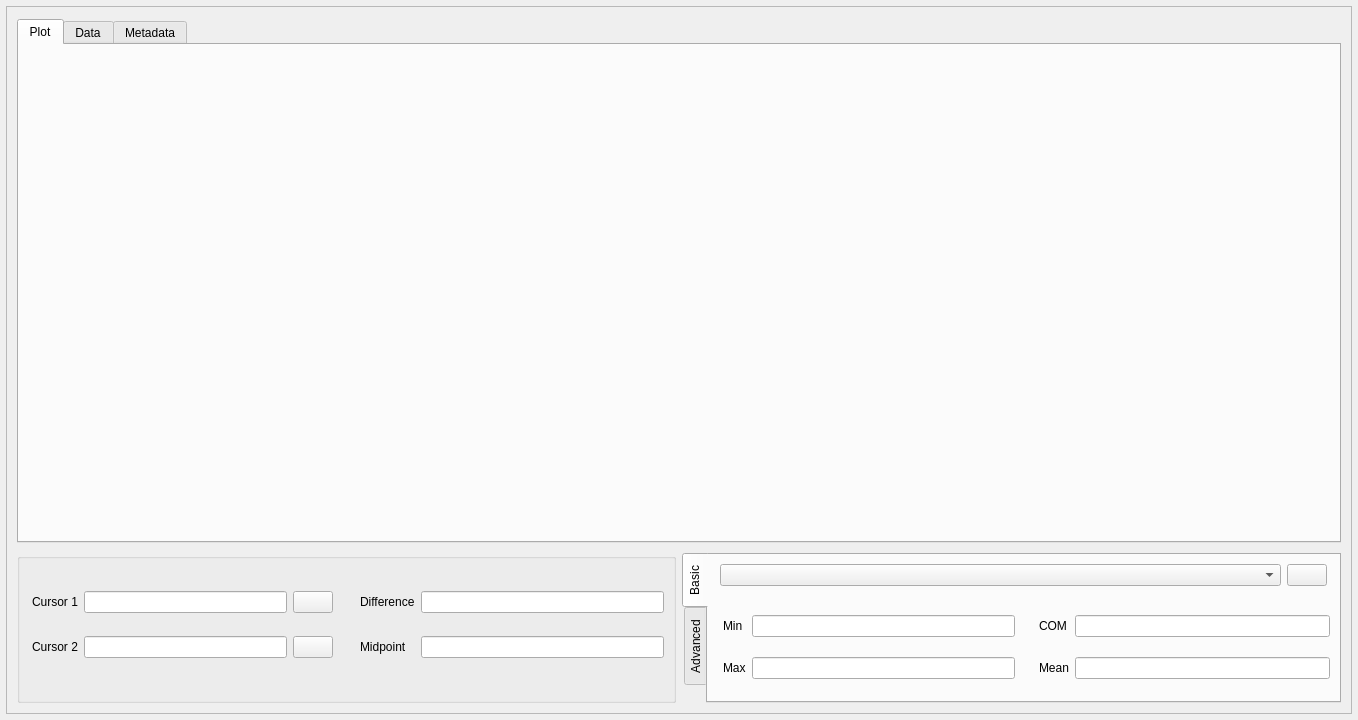
BCDA-APS/mdaviz, file mdaviz/resources/mda_file_viz.ui: the form before one commit.
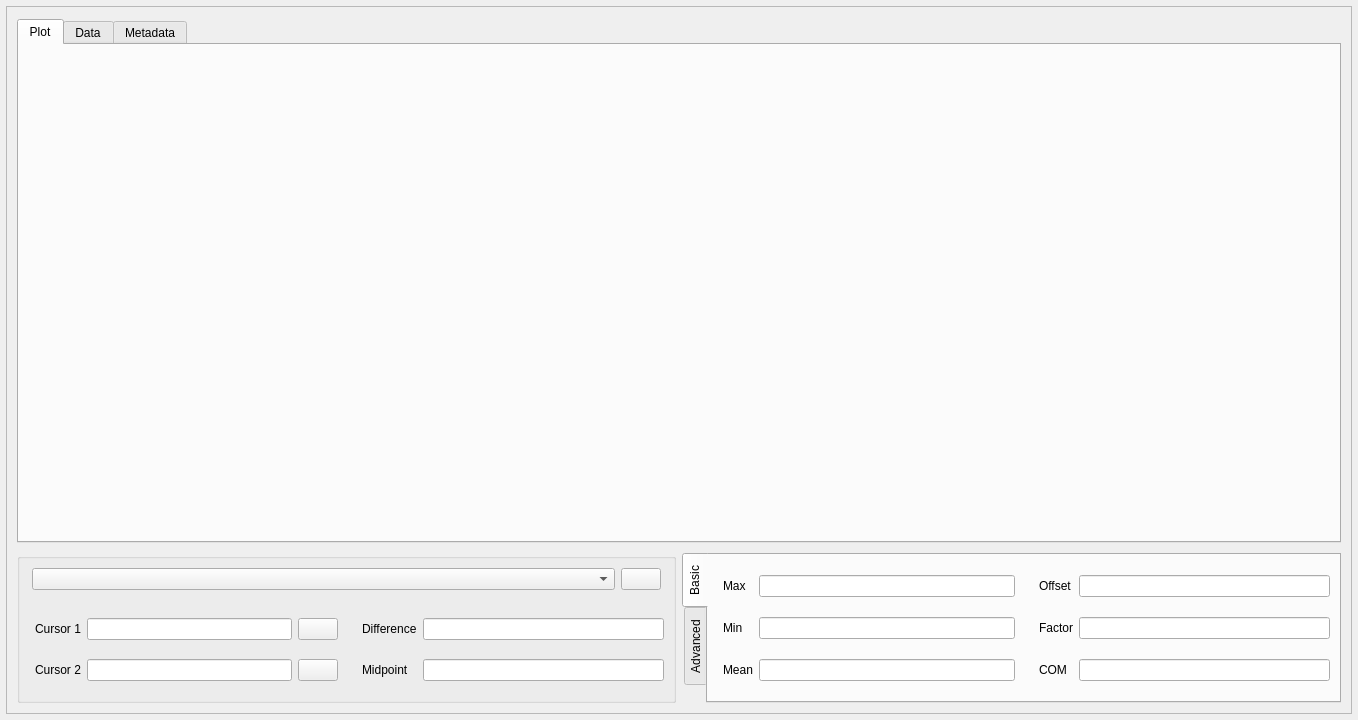
The form after the commit. Icons and pictures are not drawn.

Commit message: #67 rearange UIs to optimize space

What changed in the file:
```diff
--- a/mdaviz/resources/mda_file_viz.ui
+++ b/mdaviz/resources/mda_file_viz.ui
@@ -178,13 +178,91 @@
             <property name="title">
              <string/>
             </property>
-            <layout class="QHBoxLayout" name="horizontalLayout_3">
+            <layout class="QVBoxLayout" name="verticalLayout_1">
+             <property name="spacing">
+              <number>0</number>
+             </property>
              <property name="leftMargin">
+              <number>6</number>
+             </property>
+             <property name="topMargin">
+              <number>0</number>
+             </property>
+             <property name="rightMargin">
+              <number>0</number>
+             </property>
+             <property name="bottomMargin">
+              <number>0</number>
+             </property>
+             <item>
+              <widget class="QWidget" name="curves" native="true">
+               <property name="sizePolicy">
+                <sizepolicy hsizetype="Preferred" vsizetype="Maximum">
+                 <horstretch>0</horstretch>
+                 <verstretch>0</verstretch>
+                </sizepolicy>
+               </property>
+               <property name="maximumSize">
+                <size>
+                 <width>16777215</width>
+                 <height>40</height>
+                </size>
+               </property>
+               <layout class="QHBoxLayout" name="horizontalLayout_1">
+                <property name="spacing">
+                 <number>-1</number>
+                </property>
+                <property name="leftMargin">
+                 <number>6</number>
+                </property>
+                <property name="topMargin">
+                 <number>0</number>
+                </property>
+                <property name="rightMargin">
               <number>12</number>
              </property>
+                <property name="bottomMargin">
+                 <number>0</number>
+                </property>
              <item>
-              <widget class="QWidget" name="leftCol" native="true">
-               <layout class="QGridLayout" name="gridLayout">
+                 <widget class="QComboBox" name="curveBox">
+                  <property name="sizePolicy">
+                   <sizepolicy hsizetype="Expanding" vsizetype="Fixed">
+                    <horstretch>0</horstretch>
+                    <verstretch>0</verstretch>
+                   </sizepolicy>
+                  </property>
+                  <property name="toolTip">
+                   <string>Selected curve</string>
+                  </property>
+                 </widget>
+                </item>
+                <item>
+                 <widget class="QPushButton" name="curveRemove">
+                  <property name="toolTip">
+                   <string>Remove selected curve from graph</string>
+                  </property>
+                  <property name="text">
+                   <string/>
+                  </property>
+                  <property name="icon">
+                   <iconset>
+                    <normaloff>delete.png</normaloff>delete.png</iconset>
+                  </property>
+                  <property name="iconSize">
+                   <size>
+                    <width>14</width>
+                    <height>14</height>
+                   </size>
+                  </property>
+                 </widget>
+                </item>
+               </layout>
+              </widget>
+             </item>
+             <item>
+              <widget class="QWidget" name="basixStats" native="true">
+               <layout class="QGridLayout" name="gridlayout_2">
                 <property name="leftMargin">
                  <number>0</number>
                 </property>
@@ -192,7 +270,19 @@
                  <number>0</number>
                 </property>
                 <property name="rightMargin">
-                 <number>12</number>
+                 <number>0</number>
+                </property>
+                <property name="bottomMargin">
+                 <number>0</number>
+                </property>
+                <item row="1" column="0">
+                 <widget class="QWidget" name="minMax" native="true">
+                  <layout class="QGridLayout" name="gridLayout_3">
+                   <property name="topMargin">
+                    <number>0</number>
+                   </property>
+                   <property name="bottomMargin">
+                    <number>0</number>
                 </property>
                 <property name="horizontalSpacing">
                  <number>-1</number>
@@ -210,20 +300,6 @@
                   </property>
                  </widget>
                 </item>
-                <item row="0" column="1">
-                 <widget class="QLineEdit" name="pos1_text">
-                  <property name="toolTip">
-                   <string>Cursor 1 position</string>
-                  </property>
-                 </widget>
-                </item>
-                <item row="1" column="1">
-                 <widget class="QLineEdit" name="pos2_text">
-                  <property name="toolTip">
-                   <string>Cursor 2 position</string>
-                  </property>
-                 </widget>
-                </item>
                 <item row="0" column="0">
                  <widget class="QLabel" name="cursor1_label">
                   <property name="toolTip">
@@ -234,23 +310,17 @@
                   </property>
                  </widget>
                 </item>
-                <item row="1" column="2">
-                 <widget class="QPushButton" name="cursor2_remove">
+                   <item row="1" column="1">
+                    <widget class="QLineEdit" name="pos2_text">
                   <property name="toolTip">
-                   <string>Remove cursor 2</string>
-                  </property>
-                  <property name="text">
-                   <string/>
-                  </property>
-                  <property name="icon">
-                   <iconset>
-                    <normaloff>delete.png</normaloff>delete.png</iconset>
-                  </property>
-                  <property name="iconSize">
-                   <size>
-                    <width>14</width>
-                    <height>14</height>
-                   </size>
+                      <string>Cursor 2 position</string>
+                     </property>
+                    </widget>
+                   </item>
+                   <item row="0" column="1">
+                    <widget class="QLineEdit" name="pos1_text">
+                     <property name="toolTip">
+                      <string>Cursor 1 position</string>
                   </property>
                  </widget>
                 </item>
@@ -274,18 +344,41 @@
                   </property>
                  </widget>
                 </item>
+                   <item row="1" column="2">
+                    <widget class="QPushButton" name="cursor2_remove">
+                     <property name="toolTip">
+                      <string>Remove cursor 2</string>
+                     </property>
+                     <property name="text">
+                      <string/>
+                     </property>
+                     <property name="icon">
+                      <iconset>
+                       <normaloff>delete.png</normaloff>delete.png</iconset>
+                     </property>
+                     <property name="iconSize">
+                      <size>
+                       <width>14</width>
+                       <height>14</height>
+                      </size>
+                     </property>
+                    </widget>
+                   </item>
                </layout>
               </widget>
              </item>
-             <item>
-              <widget class="QWidget" name="rightCol" native="true">
-               <layout class="QGridLayout" name="gridLayout_2">
+                <item row="1" column="1">
+                 <widget class="QWidget" name="comMean" native="true">
+                  <layout class="QGridLayout" name="gridLayout_4">
                 <property name="topMargin">
                  <number>0</number>
                 </property>
-                <property name="rightMargin">
+                   <property name="bottomMargin">
                  <number>0</number>
                 </property>
+                   <property name="horizontalSpacing">
+                    <number>-1</number>
+                   </property>
                 <property name="verticalSpacing">
                  <number>0</number>
                 </property>
@@ -299,13 +392,6 @@
                   </property>
                  </widget>
                 </item>
-                <item row="1" column="1">
-                 <widget class="QLineEdit" name="midpoint_text">
-                  <property name="toolTip">
-                   <string>(0.5*(x1 + x2), 0.5*(y1 + y2) )</string>
-                  </property>
-                 </widget>
-                </item>
                 <item row="1" column="0">
                  <widget class="QLabel" name="midpoint_label">
                   <property name="toolTip">
@@ -323,6 +409,16 @@
                   </property>
                  </widget>
                 </item>
+                   <item row="1" column="1">
+                    <widget class="QLineEdit" name="midpoint_text">
+                     <property name="toolTip">
+                      <string>(0.5*(x1 + x2), 0.5*(y1 + y2) )</string>
+                     </property>
+                    </widget>
+                   </item>
+                  </layout>
+                 </widget>
+                </item>
                </layout>
               </widget>
              </item>
@@ -375,72 +471,6 @@
               <property name="bottomMargin">
                <number>0</number>
               </property>
-              <item>
-               <widget class="QWidget" name="curves" native="true">
-                <property name="sizePolicy">
-                 <sizepolicy hsizetype="Preferred" vsizetype="Maximum">
-                  <horstretch>0</horstretch>
-                  <verstretch>0</verstretch>
-                 </sizepolicy>
-                </property>
-                <property name="maximumSize">
-                 <size>
-                  <width>16777215</width>
-                  <height>40</height>
-                 </size>
-                </property>
-                <layout class="QHBoxLayout" name="horizontalLayout_1">
-                 <property name="spacing">
-                  <number>-1</number>
-                 </property>
-                 <property name="leftMargin">
-                  <number>6</number>
-                 </property>
-                 <property name="topMargin">
-                  <number>0</number>
-                 </property>
-                 <property name="rightMargin">
-                  <number>12</number>
-                 </property>
-                 <property name="bottomMargin">
-                  <number>0</number>
-                 </property>
-                 <item>
-                  <widget class="QComboBox" name="curveBox">
-                   <property name="sizePolicy">
-                    <sizepolicy hsizetype="Expanding" vsizetype="Fixed">
-                     <horstretch>0</horstretch>
-                     <verstretch>0</verstretch>
-                    </sizepolicy>
-                   </property>
-                   <property name="toolTip">
-                    <string>Selected curve</string>
-                   </property>
-                  </widget>
-                 </item>
-                 <item>
-                  <widget class="QPushButton" name="curveRemove">
-                   <property name="toolTip">
-                    <string>Remove selected curve from graph</string>
-                   </property>
-                   <property name="text">
-                    <string/>
-                   </property>
-                   <property name="icon">
-                    <iconset>
-                     <normaloff>delete.png</normaloff>delete.png</iconset>
-                   </property>
-                   <property name="iconSize">
-                    <size>
-                     <width>14</width>
-                     <height>14</height>
-                    </size>
-                   </property>
-                  </widget>
-                 </item>
-                </layout>
-               </widget>
-              </item>
               <item>
                <widget class="QWidget" name="basixStats" native="true">
                 <layout class="QGridLayout" name="gridlayout_2">
@@ -481,7 +511,24 @@
                       </property>
                      </widget>
                     </item>
-                    <item row="0" column="0">
+                    <item row="4" column="0">
+                     <widget class="QLabel" name="Mean_label">
+                      <property name="text">
+                       <string>Mean</string>
+                      </property>
+                     </widget>
+                    </item>
+                    <item row="1" column="1">
+                     <widget class="QLineEdit" name="max_text">
+                      <property name="toolTip">
+                       <string>(x,y) coordinates for MAX</string>
+                      </property>
+                     </widget>
+                    </item>
+                    <item row="4" column="1">
+                     <widget class="QLineEdit" name="mean_text"/>
+                    </item>
+                    <item row="2" column="0">
                      <widget class="QLabel" name="min_label">
                       <property name="toolTip">
                        <string>(x,y) coordinates for MIN</string>
@@ -491,14 +538,7 @@
                       </property>
                      </widget>
                     </item>
-                    <item row="1" column="1">
-                     <widget class="QLineEdit" name="max_text">
-                      <property name="toolTip">
-                       <string>(x,y) coordinates for MAX</string>
-                      </property>
-                     </widget>
-                    </item>
-                    <item row="0" column="1">
+                    <item row="2" column="1">
                      <widget class="QLineEdit" name="min_text">
                       <property name="toolTip">
                        <string>(x,y) coordinates for MIN</string>
@@ -523,7 +563,27 @@
                     <property name="verticalSpacing">
                      <number>0</number>
                     </property>
-                    <item row="0" column="0">
+                    <item row="2" column="0">
+                     <widget class="QLabel" name="label_2">
+                      <property name="text">
+                       <string>Factor</string>
+                      </property>
+                     </widget>
+                    </item>
+                    <item row="1" column="1">
+                     <widget class="QLineEdit" name="lineEdit"/>
+                    </item>
+                    <item row="1" column="0">
+                     <widget class="QLabel" name="label">
+                      <property name="text">
+                       <string>Offset</string>
+                      </property>
+                     </widget>
+                    </item>
+                    <item row="2" column="1">
+                     <widget class="QLineEdit" name="lineEdit_2"/>
+                    </item>
+                    <item row="3" column="0">
                      <widget class="QLabel" name="com_label">
                       <property name="toolTip">
                        <string>Centor of mass abscissa</string>
@@ -533,23 +593,13 @@
                       </property>
                      </widget>
                     </item>
-                    <item row="0" column="1">
+                    <item row="3" column="1">
                      <widget class="QLineEdit" name="com_text">
                       <property name="toolTip">
                        <string>Centor of mass abscissa</string>
                       </property>
                      </widget>
                     </item>
-                    <item row="1" column="0">
-                     <widget class="QLabel" name="Mean_label">
-                      <property name="text">
-                       <string>Mean</string>
-                      </property>
-                     </widget>
-                    </item>
-                    <item row="1" column="1">
-                     <widget class="QLineEdit" name="mean_text"/>
-                    </item>
                    </layout>
                   </widget>
                  </item>
```
Left out of the diff: 16 changed lines with no effect on the pictures. Lines whose indentation alone changed are shown as unchanged. The commit also changes 1 other file.
